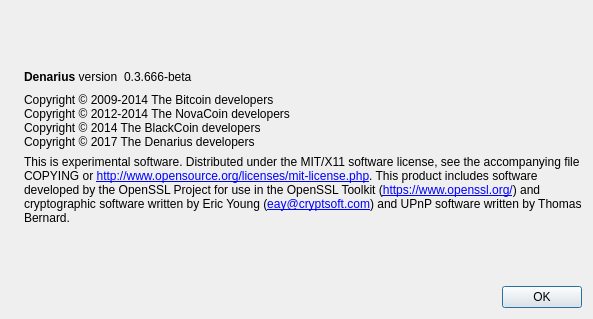
metaspartan/denarius, file src/qt/forms/aboutdialog.ui: the form before one commit.
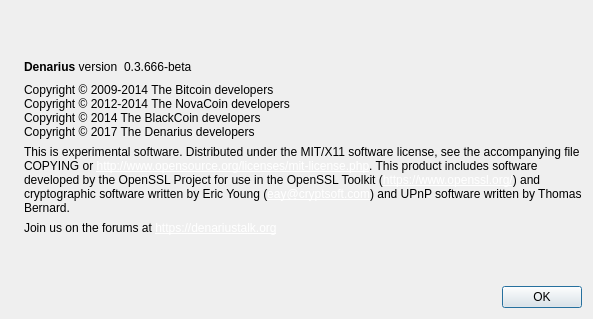
The form after the commit. Icons and pictures are not drawn.

```diff
--- a/src/qt/forms/aboutdialog.ui
+++ b/src/qt/forms/aboutdialog.ui
@@ -110,9 +110,9 @@
         <string>
 This is experimental software.
 
-Distributed under the MIT/X11 software license, see the accompanying file COPYING or &lt;a href=&quot;http://www.opensource.org/licenses/mit-license.php&quot;&gt;http://www.opensource.org/licenses/mit-license.php&lt;/a&gt;.
+Distributed under the MIT/X11 software license, see the accompanying file COPYING or &lt;a href=&quot;http://www.opensource.org/licenses/mit-license.php&quot; style=&quot;color: #FFF;&quot;&gt;http://www.opensource.org/licenses/mit-license.php&lt;/a&gt;.
 
-This product includes software developed by the OpenSSL Project for use in the OpenSSL Toolkit (&lt;a href=&quot;https://www.openssl.org/&quot;&gt;https://www.openssl.org/&lt;/a&gt;) and cryptographic software written by Eric Young (&lt;a href=&quot;mailto:eay@cryptsoft.com&quot;&gt;eay@cryptsoft.com&lt;/a&gt;) and UPnP software written by Thomas Bernard.</string>
+This product includes software developed by the OpenSSL Project for use in the OpenSSL Toolkit (&lt;a href=&quot;https://www.openssl.org/&quot; style=&quot;color: #FFF;&quot;&gt;https://www.openssl.org/&lt;/a&gt;) and cryptographic software written by Eric Young (&lt;a href=&quot;mailto:eay@cryptsoft.com&quot; style=&quot;color: #FFF;&quot;&gt;eay@cryptsoft.com&lt;/a&gt;) and UPnP software written by Thomas Bernard.</string>
        </property>
        <property name="textFormat">
         <enum>Qt::RichText</enum>
@@ -125,6 +125,13 @@
        </property>
       </widget>
      </item>
+     <item>
+      <widget class="QLabel" name="label_3">
+       <property name="text">
+        <string>Join us on the forums at &lt;a href=&quot;https://denariustalk.org&quot; style=&quot;color: #FFF;&quot;&gt;https://denariustalk.org&lt;/a&gt;</string>
+       </property>
+      </widget>
+     </item>
      <item>
       <spacer name="verticalSpacer">
        <property name="orientation">
```
